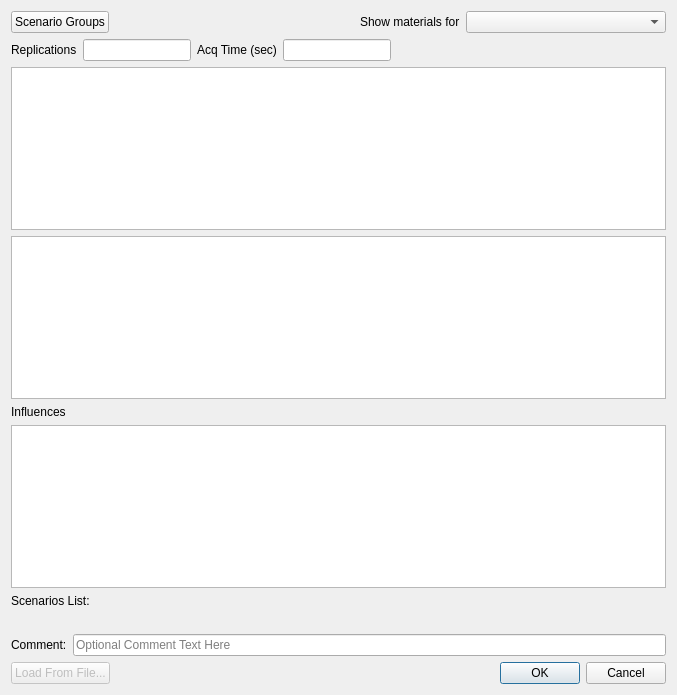
Old version of the form src/ui/create_scenario_dialog.ui in the repository llnl/RASE.
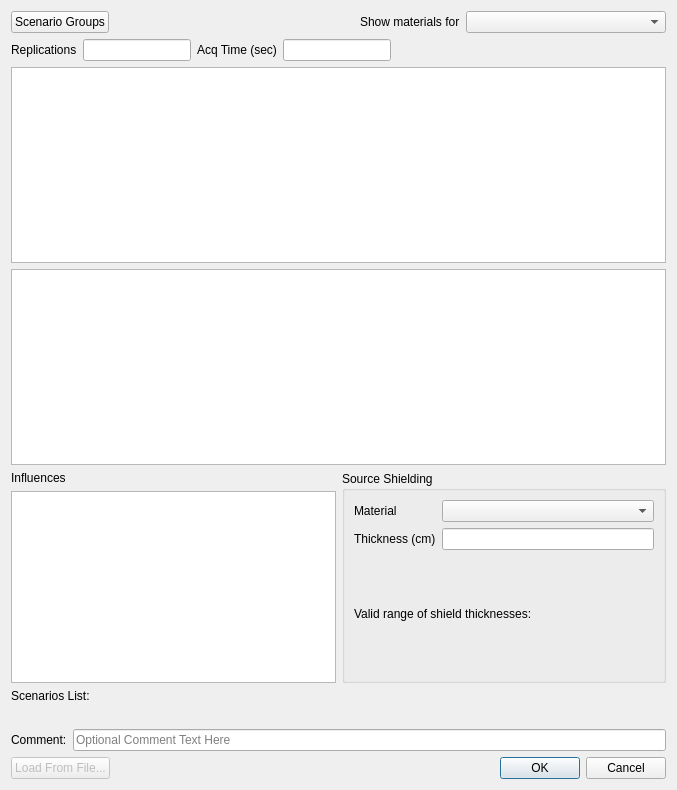
New version of the form.

What changed in the file:
```diff
--- a/src/ui/create_scenario_dialog.ui
+++ b/src/ui/create_scenario_dialog.ui
@@ -3,21 +3,21 @@
  <class>ScenarioDialog</class>
  <widget class="QDialog" name="ScenarioDialog">
   <property name="windowModality">
-   <enum>Qt::NonModal</enum>
+   <enum>Qt::WindowModality::NonModal</enum>
   </property>
   <property name="geometry">
    <rect>
     <x>0</x>
     <y>0</y>
     <width>677</width>
-    <height>695</height>
+    <height>790</height>
    </rect>
   </property>
   <property name="windowTitle">
    <string>Scenario Creation</string>
   </property>
-  <layout class="QVBoxLayout" name="verticalLayout">
-   <item>
+  <layout class="QGridLayout" name="gridLayout_2">
+   <item row="0" column="0" colspan="2">
     <layout class="QHBoxLayout" name="horizontalLayout_4" stretch="0,0,0,0">
      <item>
       <widget class="QPushButton" name="btnGroups">
@@ -29,7 +29,7 @@
      <item>
       <spacer name="horizontalSpacer_2">
        <property name="orientation">
-        <enum>Qt::Horizontal</enum>
+        <enum>Qt::Orientation::Horizontal</enum>
        </property>
        <property name="sizeHint" stdset="0">
         <size>
@@ -58,7 +58,7 @@
      </item>
     </layout>
    </item>
-   <item>
+   <item row="1" column="0" colspan="2">
     <layout class="QHBoxLayout" name="horizontalLayout">
      <item>
       <widget class="QLabel" name="label_rep">
@@ -106,7 +106,7 @@
      <item>
       <spacer name="horizontalSpacer_3">
        <property name="orientation">
-        <enum>Qt::Horizontal</enum>
+        <enum>Qt::Orientation::Horizontal</enum>
        </property>
        <property name="sizeHint" stdset="0">
         <size>
@@ -118,10 +118,10 @@
      </item>
     </layout>
    </item>
-   <item>
+   <item row="2" column="0" colspan="2">
     <widget class="QTableView" name="tblMaterial">
      <property name="sizePolicy">
-      <sizepolicy hsizetype="Expanding" vsizetype="Expanding">
+      <sizepolicy hsizetype="Expanding" vsizetype="MinimumExpanding">
        <horstretch>0</horstretch>
        <verstretch>0</verstretch>
       </sizepolicy>
@@ -146,10 +146,10 @@
      </attribute>
     </widget>
    </item>
-   <item>
+   <item row="3" column="0" colspan="2">
     <widget class="QTableView" name="tblBackground">
      <property name="sizePolicy">
-      <sizepolicy hsizetype="Expanding" vsizetype="Expanding">
+      <sizepolicy hsizetype="Expanding" vsizetype="MinimumExpanding">
        <horstretch>0</horstretch>
        <verstretch>0</verstretch>
       </sizepolicy>
@@ -164,7 +164,7 @@
       <bool>true</bool>
      </property>
      <property name="gridStyle">
-      <enum>Qt::SolidLine</enum>
+      <enum>Qt::PenStyle::SolidLine</enum>
      </property>
      <attribute name="horizontalHeaderMinimumSectionSize">
       <number>150</number>
@@ -180,21 +180,31 @@
      </attribute>
     </widget>
    </item>
-   <item>
-    <widget class="QLabel" name="label_influences">
-     <property name="text">
-      <string>Influences</string>
-     </property>
-    </widget>
+   <item row="4" column="0">
+    <layout class="QVBoxLayout" name="verticalLayout_3">
+     <item>
+      <widget class="QLabel" name="label_influences">
+       <property name="text">
+        <string>Influences</string>
+       </property>
+      </widget>
+     </item>
+     <item>
+      <widget class="QListView" name="lstInfluences">
+       <property name="sizePolicy">
+        <sizepolicy hsizetype="Expanding" vsizetype="Expanding">
+         <horstretch>0</horstretch>
+         <verstretch>0</verstretch>
+        </sizepolicy>
+       </property>
+       <property name="selectionMode">
+        <enum>QAbstractItemView::SelectionMode::MultiSelection</enum>
+       </property>
+      </widget>
+     </item>
+    </layout>
    </item>
-   <item>
-    <widget class="QListView" name="lstInfluences">
-     <property name="selectionMode">
-      <enum>QAbstractItemView::MultiSelection</enum>
-     </property>
-    </widget>
-   </item>
-   <item>
+   <item row="5" column="0">
     <widget class="QLabel" name="label_scenlist">
      <property name="text">
       <string>Scenarios List:</string>
@@ -204,7 +214,7 @@
      </property>
     </widget>
    </item>
-   <item>
+   <item row="6" column="0">
     <widget class="QLabel" name="txtScenariosList_2">
      <property name="text">
       <string/>
@@ -214,31 +224,7 @@
      </property>
     </widget>
    </item>
-   <item>
-    <layout class="QHBoxLayout" name="horizontalLayout_3">
-     <property name="topMargin">
-      <number>0</number>
-     </property>
-     <property name="rightMargin">
-      <number>0</number>
-     </property>
-     <item>
-      <widget class="QLabel" name="label">
-       <property name="text">
-        <string>Comment:</string>
-       </property>
-      </widget>
-     </item>
-     <item>
-      <widget class="QLineEdit" name="txtComment">
-       <property name="placeholderText">
-        <string>Optional Comment Text Here</string>
-       </property>
-      </widget>
-     </item>
-    </layout>
-   </item>
-   <item>
+   <item row="8" column="0" colspan="2">
     <layout class="QHBoxLayout" name="horizontalLayout_2">
      <item>
       <widget class="QPushButton" name="pushButton">
@@ -253,7 +239,7 @@
      <item>
       <spacer name="horizontalSpacer">
        <property name="orientation">
-        <enum>Qt::Horizontal</enum>
+        <enum>Qt::Orientation::Horizontal</enum>
        </property>
        <property name="sizeHint" stdset="0">
         <size>
@@ -266,7 +252,77 @@
      <item>
       <widget class="QDialogButtonBox" name="buttonBox">
        <property name="standardButtons">
-        <set>QDialogButtonBox::Cancel|QDialogButtonBox::Ok</set>
+        <set>QDialogButtonBox::StandardButton::Cancel|QDialogButtonBox::StandardButton::Ok</set>
+       </property>
+      </widget>
+     </item>
+    </layout>
+   </item>
+   <item row="4" column="1">
+    <widget class="QGroupBox" name="groupBox">
+     <property name="title">
+      <string>Source Shielding</string>
+     </property>
+     <layout class="QGridLayout" name="gridLayout">
+      <item row="1" column="1">
+       <widget class="QLineEdit" name="txtShieldThickness">
+        <property name="toolTip">
+         <string>Separate thicknesses by commas</string>
+        </property>
+       </widget>
+      </item>
+      <item row="0" column="0">
+       <widget class="QLabel" name="label_shieldmat">
+        <property name="toolTip">
+         <string>Shielding is applied only to materials in the &quot;source&quot; table, not the background table</string>
+        </property>
+        <property name="text">
+         <string>Material</string>
+        </property>
+       </widget>
+      </item>
+      <item row="0" column="1">
+       <widget class="QComboBox" name="comboShieldMatSelect"/>
+      </item>
+      <item row="1" column="0">
+       <widget class="QLabel" name="label_shieldthick">
+        <property name="toolTip">
+         <string/>
+        </property>
+        <property name="text">
+         <string>Thickness (cm)</string>
+        </property>
+       </widget>
+      </item>
+      <item row="3" column="0" colspan="2">
+       <widget class="QLabel" name="label_validthickrange">
+        <property name="text">
+         <string>Valid range of shield thicknesses: </string>
+        </property>
+       </widget>
+      </item>
+     </layout>
+    </widget>
+   </item>
+   <item row="7" column="0" colspan="2">
+    <layout class="QHBoxLayout" name="horizontalLayout_3">
+     <property name="topMargin">
+      <number>0</number>
+     </property>
+     <property name="rightMargin">
+      <number>0</number>
+     </property>
+     <item>
+      <widget class="QLabel" name="label_comment">
+       <property name="text">
+        <string>Comment:</string>
+       </property>
+      </widget>
+     </item>
+     <item>
+      <widget class="QLineEdit" name="txtComment">
+       <property name="placeholderText">
+        <string>Optional Comment Text Here</string>
        </property>
       </widget>
      </item>
```
